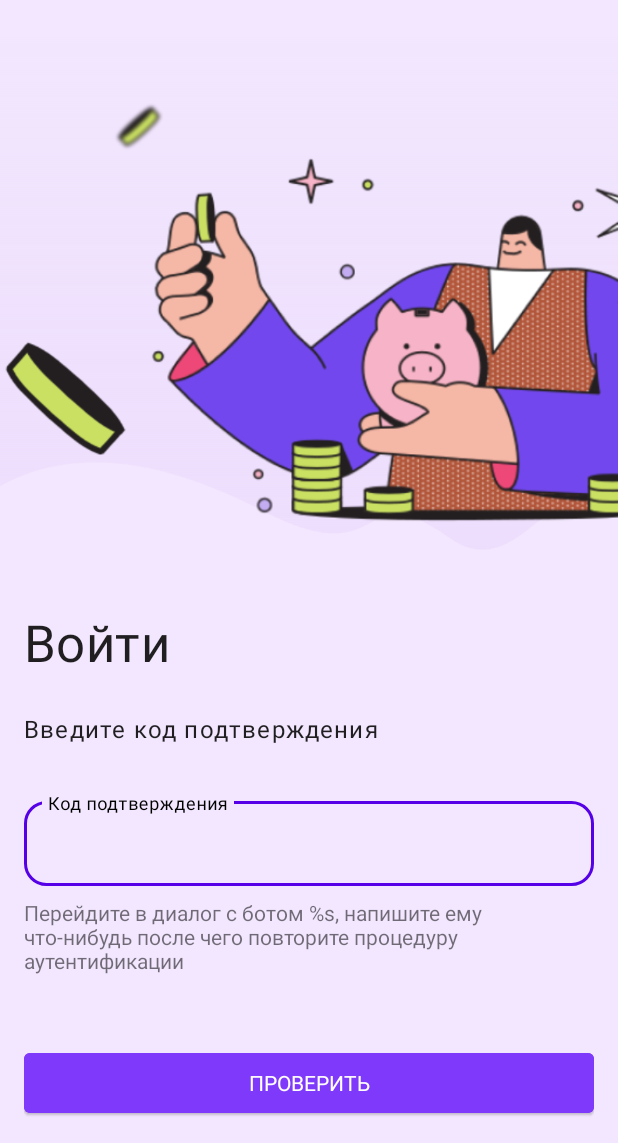
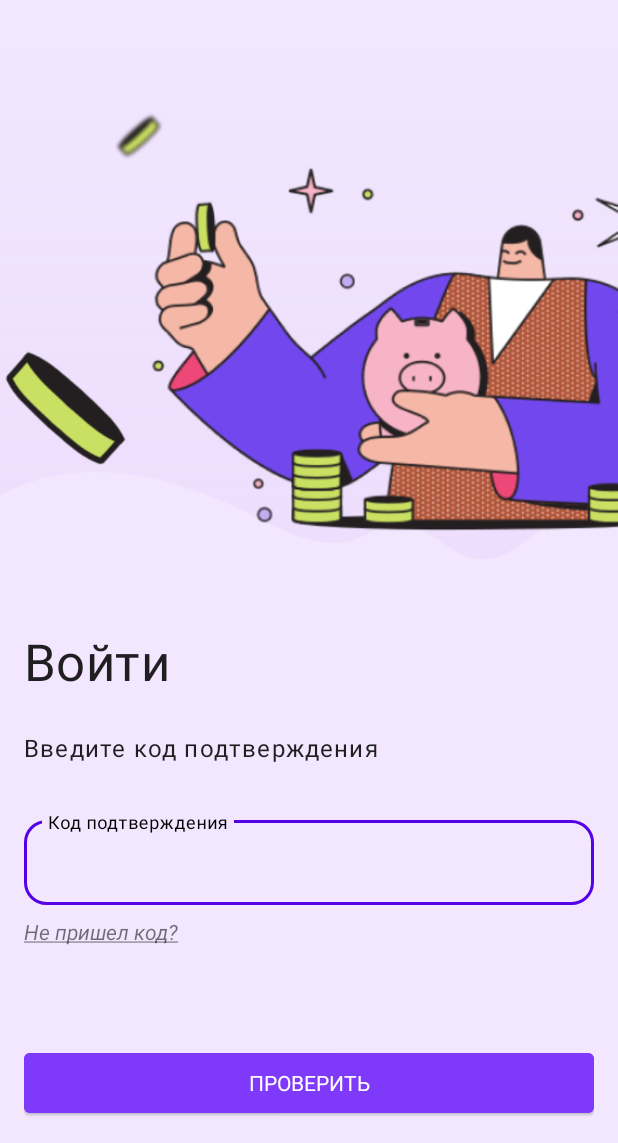
Before and after one commit to digthanx/android_mobile, an Android app: the layout fragment_check_code.xml on its own in the app's theme, with its tools: preview values and no code run, on a phone screen of 412 x 824 dp, the part 93-1236 px from its top. Run offline under Robolectric (Android 15) with nearby library versions, the phone set to English and light mode, and no system bars.

Commit message:
Корректировка подсказок при входе

```diff
--- a/app/src/main/java/com/teamforce/thanksapp/presentation/fragment/LoginFragment.kt
+++ b/app/src/main/java/com/teamforce/thanksapp/presentation/fragment/LoginFragment.kt
@@ -76,7 +76,7 @@ class LoginFragment : Fragment(), View.OnClickListener, ILoginAction {
                 R.string.Toast_verifyCode_hintEmail,
                 Toast.LENGTH_LONG).show()
             emailOrTelegram.putString(Consts.BUNDLE_TG_OR_EMAIL, "1")
-            emailOrTelegram.putString(Consts.BUNDLE_EMAIL, UserDataRepository.getInstance()?.username)
+            // emailOrTelegram.putString(Consts.BUNDLE_EMAIL, UserDataRepository.getInstance()?.email.toString())
         }
         return emailOrTelegram
     }
@@ -84,6 +84,7 @@ class LoginFragment : Fragment(), View.OnClickListener, ILoginAction {
     override fun onClick(v: View?) {
         if (v?.id == R.id.get_code_btn) {
             UserDataRepository.getInstance()?.username = innerEditTextUserName?.text.toString()
+            UserDataRepository.getInstance()?.email = innerEditTextUserName?.text.toString()
             viewModel.authorizeUser(innerEditTextUserName?.text.toString())
             innerEditTextUserName?.text = null
         }
--- a/app/src/main/java/com/teamforce/thanksapp/utils/UserDataRepository.kt
+++ b/app/src/main/java/com/teamforce/thanksapp/utils/UserDataRepository.kt
@@ -14,6 +14,7 @@ class UserDataRepository private constructor() {
     var tgId: String? = null
     var statusResponseAuth: String? = null
     var verifyCode: String? = null
+    var email: String? = null
 
     fun saveCredentials(context: Context, authtoken: String?, telegram: String?) {
         savePreferences(context, authtoken, telegram)
@@ -28,6 +29,7 @@ class UserDataRepository private constructor() {
         tgId = null
         statusResponseAuth = null
         verifyCode = null
+        email = null
         LoginViewModel.logout()
     }
 
--- a/app/src/main/res/anim/to_left_in.xml
+++ b/app/src/main/res/anim/to_left_in.xml
@@ -1,6 +1,6 @@
 <?xml version="1.0" encoding="utf-8"?>
 <set xmlns:android="http://schemas.android.com/apk/res/android"
-    android:duration="400"
+    android:duration="300"
     android:fillAfter="true"
     android:fromXScale="0"
     android:fromYScale="0"
--- a/app/src/main/res/anim/to_left_in_2.xml
+++ b/app/src/main/res/anim/to_left_in_2.xml
@@ -1,6 +1,6 @@
 <?xml version="1.0" encoding="utf-8"?>
 <set xmlns:android="http://schemas.android.com/apk/res/android"
-    android:duration="400"
+    android:duration="300"
     android:fillAfter="true"
     android:fromXScale="0"
     android:fromYScale="0"
--- a/app/src/main/res/layout/fragment_check_code.xml
+++ b/app/src/main/res/layout/fragment_check_code.xml
@@ -109,8 +109,24 @@
             android:layout_height="wrap_content"
             android:autoLink="web"
             android:linksClickable="true"
+            android:clickable="true"
+            android:textStyle="italic"
+            android:focusable="true"
+            android:text="@string/helperTextStandard" />
+
+        <TextView
+            android:id="@+id/helperLink"
+            android:layout_width="wrap_content"
+            android:layout_height="wrap_content"
+            android:autoLink="web"
+            android:visibility="invisible"
+            android:linksClickable="true"
+            android:clickable="false"
+            android:textStyle="italic"
+            android:focusable="true"
             android:layout_marginBottom="@dimen/margin_huge"
-            android:text="@string/helperTextAboutTg"/>
+            android:text="@string/helperLink"
+            />
 
         <com.google.android.material.button.MaterialButton
             android:id="@+id/enter_btn"
--- a/app/src/main/res/navigation/sign_graph.xml
+++ b/app/src/main/res/navigation/sign_graph.xml
@@ -26,6 +26,9 @@
             app:destination="@id/mainFlowFragment"
             app:enterAnim="@anim/to_left_in"
             app:exitAnim="@anim/to_left_in_2" />
+        <action
+            android:id="@+id/action_checkCodeFragment_to_loginFragment"
+            app:destination="@id/loginFragment" />
     </fragment>
     <fragment
         android:id="@+id/mainFlowFragment"
--- a/app/src/main/res/values/strings.xml
+++ b/app/src/main/res/values/strings.xml
@@ -48,7 +48,9 @@
     <string name="Toast_verifyCode_hintEmail">Код отправлен на указанную электронную почту</string>
     <string name="helperTextAboutTg">Перейдите в диалог с ботом %s,
         напишите ему что-нибудь после чего повторите процедуру аутентификации</string>
-    <string name="helperTextAboutEmail">Проверьте вашу почту $s</string>
+    <string name="helperTextAboutEmail">Проверьте корректность введенной почты %s</string>
+    <string name="helperTextStandard"><u>Не пришел код?</u></string>
+    <string name="helperLink"><u>Повторить процедуру аутентификации</u></string>
     <!-- -->
 
 
```
Also changed, not shown: app/src/main/java/com/teamforce/thanksapp/presentation/fragment/CheckCodeFragment.kt (+21 -6 lines).
